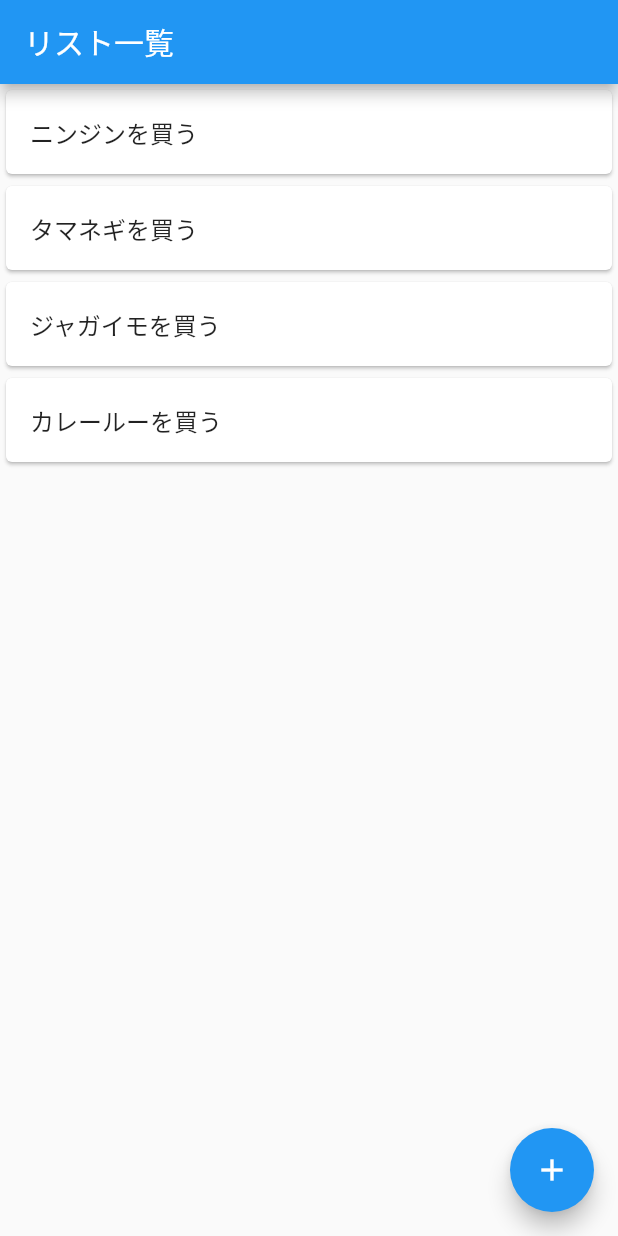
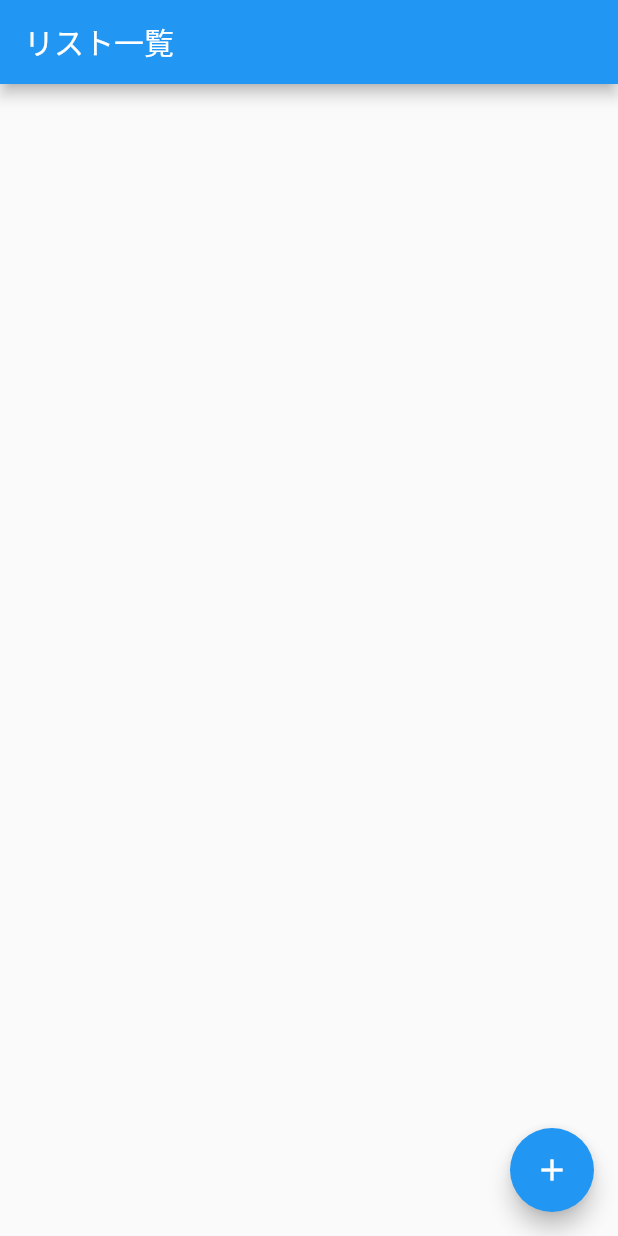
Before and after one commit to 0053405-Ikeda/ToDoList, a Flutter app: the screen it shows after launch, on a phone screen of 412 x 824 dp. Run offline on Flutter 3.47's test engine with Material 2 defaults, Android fonts, the phone set to English and light mode, and no system bars.

Commit message:
データを元にリスト一覧表示する

```diff
--- a/mytodoapp/lib/main.dart
+++ b/mytodoapp/lib/main.dart
@@ -22,36 +22,32 @@ class MyTodoApp extends StatelessWidget {
 }
 
 // リスト一覧画面用Widget
-class TodoListPage extends StatelessWidget {
+class TodoListPage extends StatefulWidget {
+  @override
+  _TodoListPageState createState() => _TodoListPageState();
+}
+
+class _TodoListPageState extends State<TodoListPage> {
+  // Todoリストのデータ
+  List<String> todoList = [];
+
   @override
   Widget build(BuildContext context) {
     return Scaffold(
+      // AppBarを表示し、タイトルも設定
       appBar: AppBar(
         title: Text('リスト一覧'),
       ),
-      body: ListView(
-        children: <Widget>[
-          Card(
+      // データを元にListViewを作成
+      body: ListView.builder(
+        itemCount: todoList.length,
+        itemBuilder: (context, index) {
+          return Card(
             child: ListTile(
-              title: Text('ニンジンを買う'),
+              title: Text(todoList[index]),
             ),
-          ),
-          Card(
-            child: ListTile(
-              title: Text('タマネギを買う'),
-            ),
-          ),
-          Card(
-            child: ListTile(
-              title: Text('ジャガイモを買う'),
-            ),
-          ),
-          Card(
-            child: ListTile(
-              title: Text('カレールーを買う'),
-            ),
-          ),
-        ],
+          );
+        },
       ),
       floatingActionButton: FloatingActionButton(
         onPressed: () async {
@@ -65,6 +61,10 @@ class TodoListPage extends StatelessWidget {
           );
           if (newListText != null) {
             // キャンセルした場合は newListText が null となるので注意
+            setState(() {
+              // リスト追加
+              todoList.add(newListText);
+            });
           }
         },
         child: Icon(Icons.add),
```
